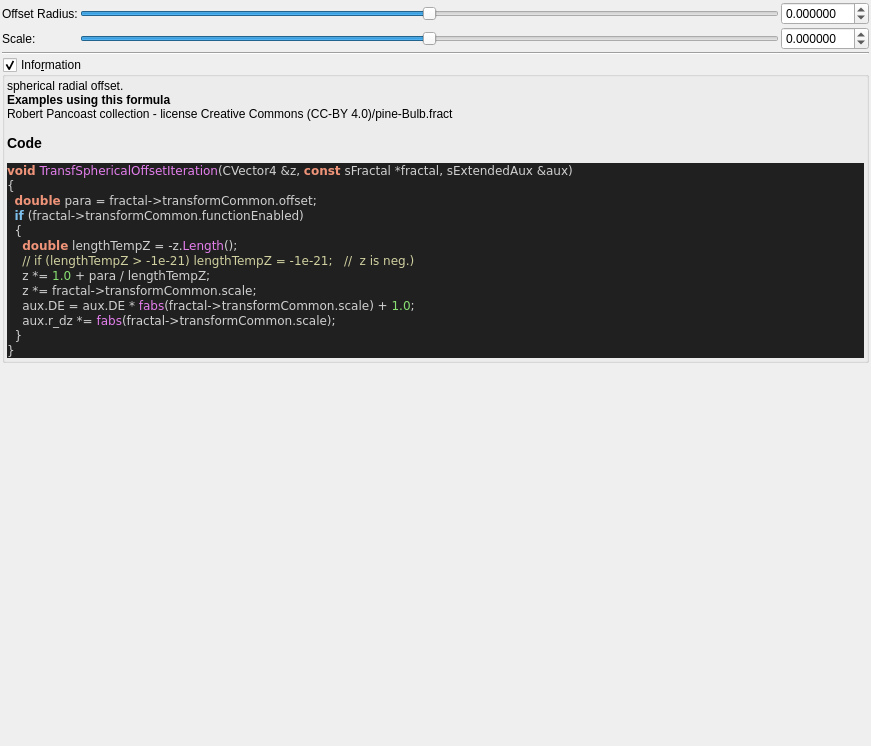
Above: mandelbulber2/formula/ui/fractal_transf_spherical_offset.ui from buddhi1980/mandelbulber2 before the change. Below: the same form after it.
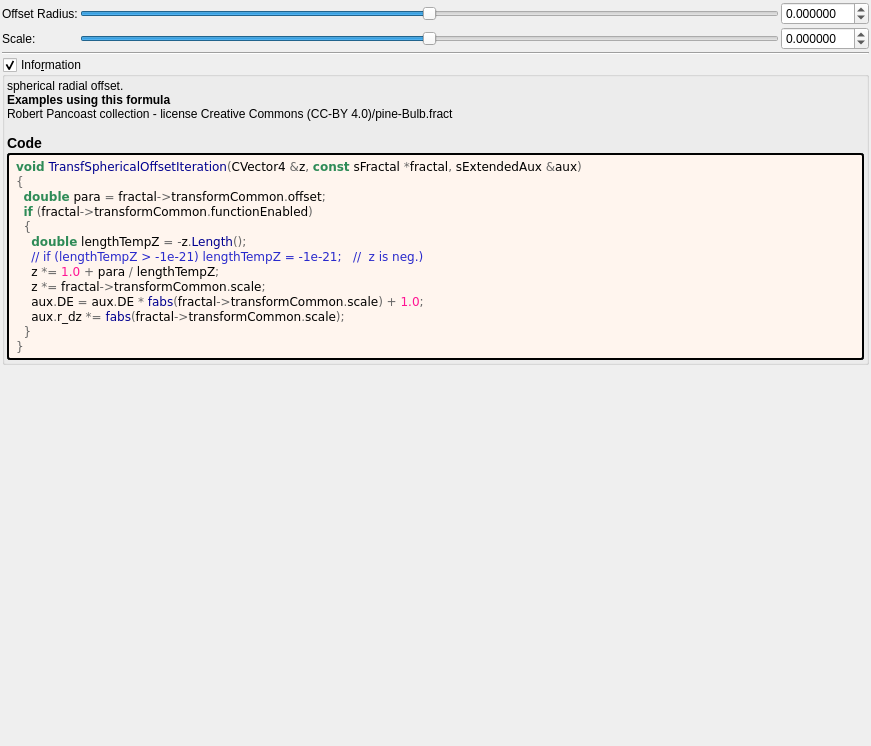
That is the form after the change. Custom widgets are drawn as their Qt base class.

Diff of the .ui file:
```diff
--- a/mandelbulber2/formula/ui/fractal_transf_spherical_offset.ui
+++ b/mandelbulber2/formula/ui/fractal_transf_spherical_offset.ui
@@ -191,25 +191,40 @@
        <number>2</number>
       </property>
       <item>
-       <widget class="QLabel" name="label_code_content">
+	   <widget class="QLabel" name="label_information_general">
         <property name="text">
          <string notr="true">&lt;p&gt;spherical radial offset.&lt;/p&gt;&lt;table&gt;
 &lt;/table&gt;
-&lt;br&gt;&lt;b&gt;Examples using this formula&lt;/b&gt;&lt;br&gt;Robert Pancoast collection - license Creative Commons (CC-BY 4.0)/pine-Bulb.fract&lt;h3&gt;Code&lt;/h3&gt;
-&lt;body style=&quot;background-color:#202020&quot;&gt;
-&lt;pre style=&quot;color:#d0d0d0; background-color:#202020;  font-family:'Courier New',monospace;&quot;&gt;&lt;span style=&quot;color:#f09479; font-weight:bold&quot;&gt;void&lt;/span&gt; &lt;span style=&quot;color:#e47eed&quot;&gt;TransfSphericalOffsetIteration&lt;/span&gt;&lt;span style=&quot;color:#d0d0d0&quot;&gt;(&lt;/span&gt;CVector4 &lt;span style=&quot;color:#d0d0d0&quot;&gt;&amp;amp;&lt;/span&gt;z&lt;span style=&quot;color:#d0d0d0&quot;&gt;,&lt;/span&gt; &lt;span style=&quot;color:#f09479; font-weight:bold&quot;&gt;const&lt;/span&gt; sFractal &lt;span style=&quot;color:#d0d0d0&quot;&gt;*&lt;/span&gt;fractal&lt;span style=&quot;color:#d0d0d0&quot;&gt;,&lt;/span&gt; sExtendedAux &lt;span style=&quot;color:#d0d0d0&quot;&gt;&amp;amp;&lt;/span&gt;aux&lt;span style=&quot;color:#d0d0d0&quot;&gt;)&lt;/span&gt;
-&lt;span style=&quot;color:#d0d0d0&quot;&gt;{&lt;/span&gt;
-  &lt;span style=&quot;color:#f09479; font-weight:bold&quot;&gt;double&lt;/span&gt; para &lt;span style=&quot;color:#d0d0d0&quot;&gt;=&lt;/span&gt; fractal&lt;span style=&quot;color:#d0d0d0&quot;&gt;-&amp;gt;&lt;/span&gt;transformCommon&lt;span style=&quot;color:#d0d0d0&quot;&gt;.&lt;/span&gt;offset&lt;span style=&quot;color:#d0d0d0&quot;&gt;;&lt;/span&gt;
-  &lt;span style=&quot;color:#7ec0ee; font-weight:bold&quot;&gt;if&lt;/span&gt; &lt;span style=&quot;color:#d0d0d0&quot;&gt;(&lt;/span&gt;fractal&lt;span style=&quot;color:#d0d0d0&quot;&gt;-&amp;gt;&lt;/span&gt;transformCommon&lt;span style=&quot;color:#d0d0d0&quot;&gt;.&lt;/span&gt;functionEnabled&lt;span style=&quot;color:#d0d0d0&quot;&gt;)&lt;/span&gt;
-  &lt;span style=&quot;color:#d0d0d0&quot;&gt;{&lt;/span&gt;
-    &lt;span style=&quot;color:#f09479; font-weight:bold&quot;&gt;double&lt;/span&gt; lengthTempZ &lt;span style=&quot;color:#d0d0d0&quot;&gt;= -&lt;/span&gt;z&lt;span style=&quot;color:#d0d0d0&quot;&gt;.&lt;/span&gt;&lt;span style=&quot;color:#e47eed&quot;&gt;Length&lt;/span&gt;&lt;span style=&quot;color:#d0d0d0&quot;&gt;();&lt;/span&gt;
-    &lt;span style=&quot;color:#d0d0a0&quot;&gt;// if (lengthTempZ &amp;gt; -1e-21) lengthTempZ = -1e-21;   //  z is neg.)&lt;/span&gt;
-    z &lt;span style=&quot;color:#d0d0d0&quot;&gt;*=&lt;/span&gt; &lt;span style=&quot;color:#87df71&quot;&gt;1.0&lt;/span&gt; &lt;span style=&quot;color:#d0d0d0&quot;&gt;+&lt;/span&gt; para &lt;span style=&quot;color:#d0d0d0&quot;&gt;/&lt;/span&gt; lengthTempZ&lt;span style=&quot;color:#d0d0d0&quot;&gt;;&lt;/span&gt;
-    z &lt;span style=&quot;color:#d0d0d0&quot;&gt;*=&lt;/span&gt; fractal&lt;span style=&quot;color:#d0d0d0&quot;&gt;-&amp;gt;&lt;/span&gt;transformCommon&lt;span style=&quot;color:#d0d0d0&quot;&gt;.&lt;/span&gt;scale&lt;span style=&quot;color:#d0d0d0&quot;&gt;;&lt;/span&gt;
-    aux&lt;span style=&quot;color:#d0d0d0&quot;&gt;.&lt;/span&gt;DE &lt;span style=&quot;color:#d0d0d0&quot;&gt;=&lt;/span&gt; aux&lt;span style=&quot;color:#d0d0d0&quot;&gt;.&lt;/span&gt;DE &lt;span style=&quot;color:#d0d0d0&quot;&gt;*&lt;/span&gt; &lt;span style=&quot;color:#e47eed&quot;&gt;fabs&lt;/span&gt;&lt;span style=&quot;color:#d0d0d0&quot;&gt;(&lt;/span&gt;fractal&lt;span style=&quot;color:#d0d0d0&quot;&gt;-&amp;gt;&lt;/span&gt;transformCommon&lt;span style=&quot;color:#d0d0d0&quot;&gt;.&lt;/span&gt;scale&lt;span style=&quot;color:#d0d0d0&quot;&gt;) +&lt;/span&gt; &lt;span style=&quot;color:#87df71&quot;&gt;1.0&lt;/span&gt;&lt;span style=&quot;color:#d0d0d0&quot;&gt;;&lt;/span&gt;
-    aux&lt;span style=&quot;color:#d0d0d0&quot;&gt;.&lt;/span&gt;r_dz &lt;span style=&quot;color:#d0d0d0&quot;&gt;*=&lt;/span&gt; &lt;span style=&quot;color:#e47eed&quot;&gt;fabs&lt;/span&gt;&lt;span style=&quot;color:#d0d0d0&quot;&gt;(&lt;/span&gt;fractal&lt;span style=&quot;color:#d0d0d0&quot;&gt;-&amp;gt;&lt;/span&gt;transformCommon&lt;span style=&quot;color:#d0d0d0&quot;&gt;.&lt;/span&gt;scale&lt;span style=&quot;color:#d0d0d0&quot;&gt;);&lt;/span&gt;
-  &lt;span style=&quot;color:#d0d0d0&quot;&gt;}&lt;/span&gt;
-&lt;span style=&quot;color:#d0d0d0&quot;&gt;}&lt;/span&gt;
+&lt;br&gt;&lt;b&gt;Examples using this formula&lt;/b&gt;&lt;br&gt;Robert Pancoast collection - license Creative Commons (CC-BY 4.0)/pine-Bulb.fract&lt;h3&gt;Code&lt;/h3&gt;</string>
+		</property>
+		<property name="wordWrap">
+		 <bool>true</bool>
+		</property>
+		<property name="openExternalLinks">
+		 <bool>true</bool>
+		</property>
+		<property name="textInteractionFlags">
+		 <set>Qt::LinksAccessibleByMouse|Qt::TextSelectableByMouse</set>
+		</property>
+		</widget>
+	   </item>
+	   <item>
+	    <widget class="QLabel" name="label_code_content">
+		 <property name="text">
+		  <string notr="true">&lt;body style=&quot;background-color:#fff5ee&quot;&gt;
+&lt;pre style=&quot;color:#000000; background-color:#fff5ee;  font-family:'Courier New',monospace;&quot;&gt;&lt;span style=&quot;color:#2e8b57; font-weight:bold&quot;&gt;void&lt;/span&gt; &lt;span style=&quot;color:#00008f&quot;&gt;TransfSphericalOffsetIteration&lt;/span&gt;&lt;span style=&quot;color:#676767&quot;&gt;(&lt;/span&gt;CVector4 &lt;span style=&quot;color:#676767&quot;&gt;&amp;amp;&lt;/span&gt;z&lt;span style=&quot;color:#676767&quot;&gt;,&lt;/span&gt; &lt;span style=&quot;color:#2e8b57; font-weight:bold&quot;&gt;const&lt;/span&gt; sFractal &lt;span style=&quot;color:#676767&quot;&gt;*&lt;/span&gt;fractal&lt;span style=&quot;color:#676767&quot;&gt;,&lt;/span&gt; sExtendedAux &lt;span style=&quot;color:#676767&quot;&gt;&amp;amp;&lt;/span&gt;aux&lt;span style=&quot;color:#676767&quot;&gt;)&lt;/span&gt;
+&lt;span style=&quot;color:#676767&quot;&gt;{&lt;/span&gt;
+  &lt;span style=&quot;color:#2e8b57; font-weight:bold&quot;&gt;double&lt;/span&gt; para &lt;span style=&quot;color:#676767&quot;&gt;=&lt;/span&gt; fractal&lt;span style=&quot;color:#676767&quot;&gt;-&amp;gt;&lt;/span&gt;transformCommon&lt;span style=&quot;color:#676767&quot;&gt;.&lt;/span&gt;offset&lt;span style=&quot;color:#676767&quot;&gt;;&lt;/span&gt;
+  &lt;span style=&quot;color:#2e8b57; font-weight:bold&quot;&gt;if&lt;/span&gt; &lt;span style=&quot;color:#676767&quot;&gt;(&lt;/span&gt;fractal&lt;span style=&quot;color:#676767&quot;&gt;-&amp;gt;&lt;/span&gt;transformCommon&lt;span style=&quot;color:#676767&quot;&gt;.&lt;/span&gt;functionEnabled&lt;span style=&quot;color:#676767&quot;&gt;)&lt;/span&gt;
+  &lt;span style=&quot;color:#676767&quot;&gt;{&lt;/span&gt;
+    &lt;span style=&quot;color:#2e8b57; font-weight:bold&quot;&gt;double&lt;/span&gt; lengthTempZ &lt;span style=&quot;color:#676767&quot;&gt;= -&lt;/span&gt;z&lt;span style=&quot;color:#676767&quot;&gt;.&lt;/span&gt;&lt;span style=&quot;color:#00008f&quot;&gt;Length&lt;/span&gt;&lt;span style=&quot;color:#676767&quot;&gt;();&lt;/span&gt;
+    &lt;span style=&quot;color:#2929cc&quot;&gt;// if (lengthTempZ &amp;gt; -1e-21) lengthTempZ = -1e-21;   //  z is neg.)&lt;/span&gt;
+    z &lt;span style=&quot;color:#676767&quot;&gt;*=&lt;/span&gt; &lt;span style=&quot;color:#ff1493&quot;&gt;1.0&lt;/span&gt; &lt;span style=&quot;color:#676767&quot;&gt;+&lt;/span&gt; para &lt;span style=&quot;color:#676767&quot;&gt;/&lt;/span&gt; lengthTempZ&lt;span style=&quot;color:#676767&quot;&gt;;&lt;/span&gt;
+    z &lt;span style=&quot;color:#676767&quot;&gt;*=&lt;/span&gt; fractal&lt;span style=&quot;color:#676767&quot;&gt;-&amp;gt;&lt;/span&gt;transformCommon&lt;span style=&quot;color:#676767&quot;&gt;.&lt;/span&gt;scale&lt;span style=&quot;color:#676767&quot;&gt;;&lt;/span&gt;
+    aux&lt;span style=&quot;color:#676767&quot;&gt;.&lt;/span&gt;DE &lt;span style=&quot;color:#676767&quot;&gt;=&lt;/span&gt; aux&lt;span style=&quot;color:#676767&quot;&gt;.&lt;/span&gt;DE &lt;span style=&quot;color:#676767&quot;&gt;*&lt;/span&gt; &lt;span style=&quot;color:#00008f&quot;&gt;fabs&lt;/span&gt;&lt;span style=&quot;color:#676767&quot;&gt;(&lt;/span&gt;fractal&lt;span style=&quot;color:#676767&quot;&gt;-&amp;gt;&lt;/span&gt;transformCommon&lt;span style=&quot;color:#676767&quot;&gt;.&lt;/span&gt;scale&lt;span style=&quot;color:#676767&quot;&gt;) +&lt;/span&gt; &lt;span style=&quot;color:#ff1493&quot;&gt;1.0&lt;/span&gt;&lt;span style=&quot;color:#676767&quot;&gt;;&lt;/span&gt;
+    aux&lt;span style=&quot;color:#676767&quot;&gt;.&lt;/span&gt;r_dz &lt;span style=&quot;color:#676767&quot;&gt;*=&lt;/span&gt; &lt;span style=&quot;color:#00008f&quot;&gt;fabs&lt;/span&gt;&lt;span style=&quot;color:#676767&quot;&gt;(&lt;/span&gt;fractal&lt;span style=&quot;color:#676767&quot;&gt;-&amp;gt;&lt;/span&gt;transformCommon&lt;span style=&quot;color:#676767&quot;&gt;.&lt;/span&gt;scale&lt;span style=&quot;color:#676767&quot;&gt;);&lt;/span&gt;
+  &lt;span style=&quot;color:#676767&quot;&gt;}&lt;/span&gt;
+&lt;span style=&quot;color:#676767&quot;&gt;}&lt;/span&gt;
 &lt;/pre&gt;
 &lt;/body&gt;</string>
         </property>
@@ -222,6 +237,9 @@
         <property name="textInteractionFlags">
          <set>Qt::LinksAccessibleByMouse|Qt::TextSelectableByMouse</set>
         </property>
+		 <property name="styleSheet">
+		  <string notr="true">border-style: outset; border-width: 2px; border-radius: 3px; border-color: black; background-color: #fff5ee; padding: 4px;</string>
+		  </property>
        </widget>
       </item>
      </layout>
```
Lines whose indentation alone changed are shown as unchanged.
